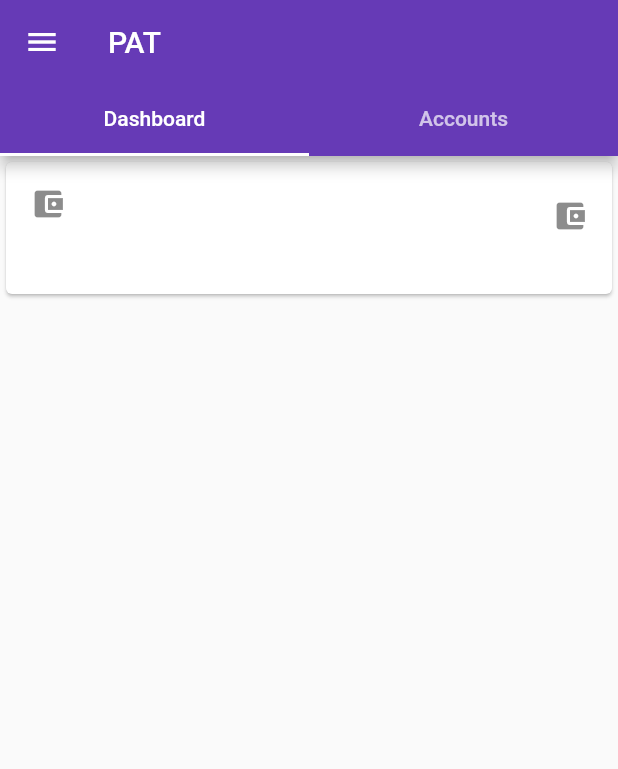
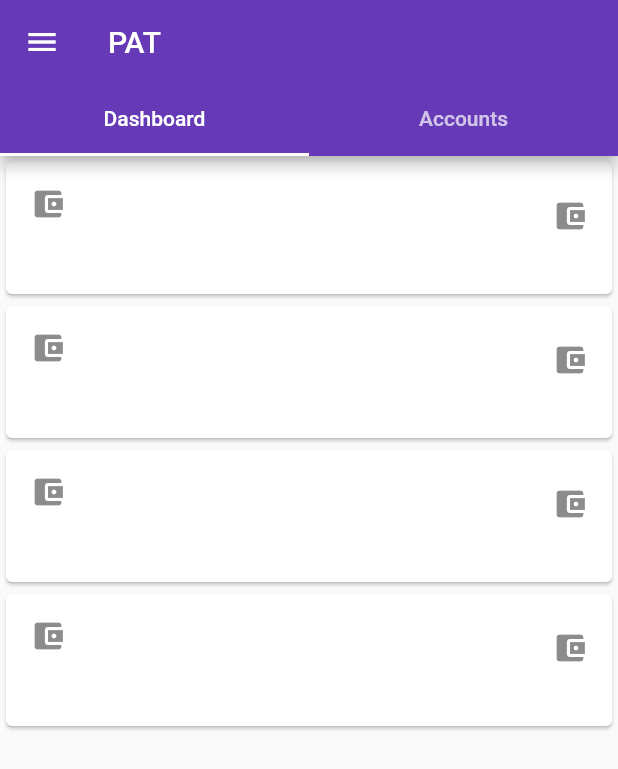
Before and after one commit to yutiansut/pat_flutter, a Flutter app: the screen it shows after launch, on a phone screen of 412 x 824 dp. Shown: the top 769 px of the screen. Run offline on Flutter 3.47's test engine with Material 2 defaults, Android fonts, the phone set to English and light mode, and no system bars.

Commit message:
Added Auto load class using listview

```diff
--- a/lib/pages/dashboard.dart
+++ b/lib/pages/dashboard.dart
@@ -1,6 +1,7 @@
 import 'package:flutter/material.dart';
 import 'package:flutter/widgets.dart';
 import '../Xwidgets/XcardView.dart';
+import 'category.dart' as categ;
 
 class DashboardPage extends StatefulWidget {
 
@@ -11,11 +12,22 @@ class DashboardPage extends StatefulWidget {
 class _DashboardPageState  extends State<DashboardPage>{
 
   @override
+  void initState() {
+    super.initState();
+  }
+
+  @override
   Widget build(BuildContext context) {
-    return Column(
+    /* return Column(
       children: <Widget>[
-        XCardView(leading: Image(image: AssetImage("assets/inc_pen.png")),title: "Income", subtitle: "SubTitle",)
+        XCardView(leading: Image(image: AssetImage("assets/inc_pen.png")),title: categ.defaultCateg[index].name, subtitle: "SubTitle",)
       ],
-    );
+    ); */
+    return ListView.builder(
+        itemCount: categ.defaultCateg.length,
+        itemBuilder: (context, index) {
+          return XCardView(leading: Image(image: AssetImage("assets/inc_pen.png")),title: categ.defaultCateg[index].name, subtitle: categ.defaultCateg[index].toMap().toString(),);
+        },
+      );
   }
 }
--- a/lib/pages/main_page.dart
+++ b/lib/pages/main_page.dart
@@ -1,6 +1,6 @@
 import 'package:flutter/material.dart';
 import '../config/config.dart' as conf;
-import './../styles/styles.dart' as stylex;
+import '../styles/styles.dart' as stylex;
 import 'dashboard.dart';
 import 'accounts.dart';
 
@@ -39,7 +39,7 @@ class _MainPageState  extends State<MainPage> with SingleTickerProviderStateMixi
             length: 2,
             child: Scaffold(
                 appBar: AppBar(
-                    title: Text(conf.appName),
+                    title: Text(conf.appName, textAlign: TextAlign.center,),
                     bottom: TabBar(
                       controller: _tabController,
                       indicatorColor: Colors.white,
```
Also changed, not shown: lib/Xwidgets/XlistTile.dart (+4 -12 lines), lib/pages/accounts.dart (+5 -4 lines), lib/pages/category.dart (added, +57 -0 lines).
